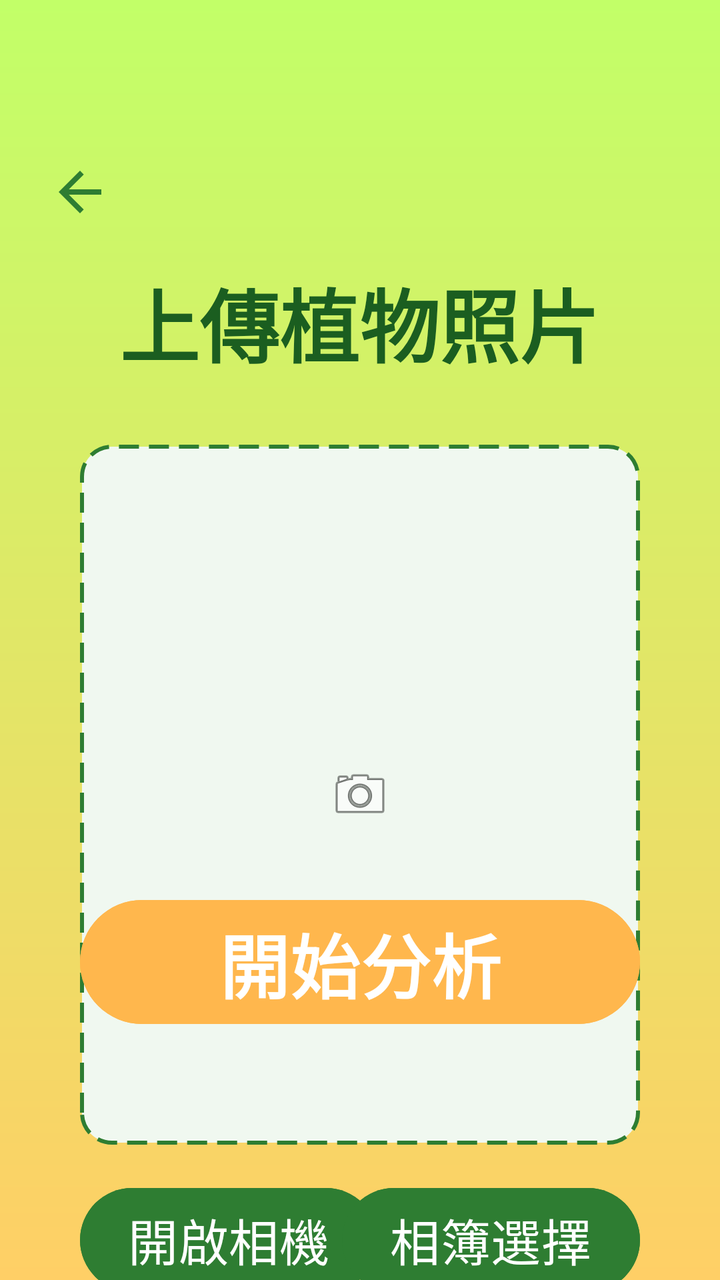
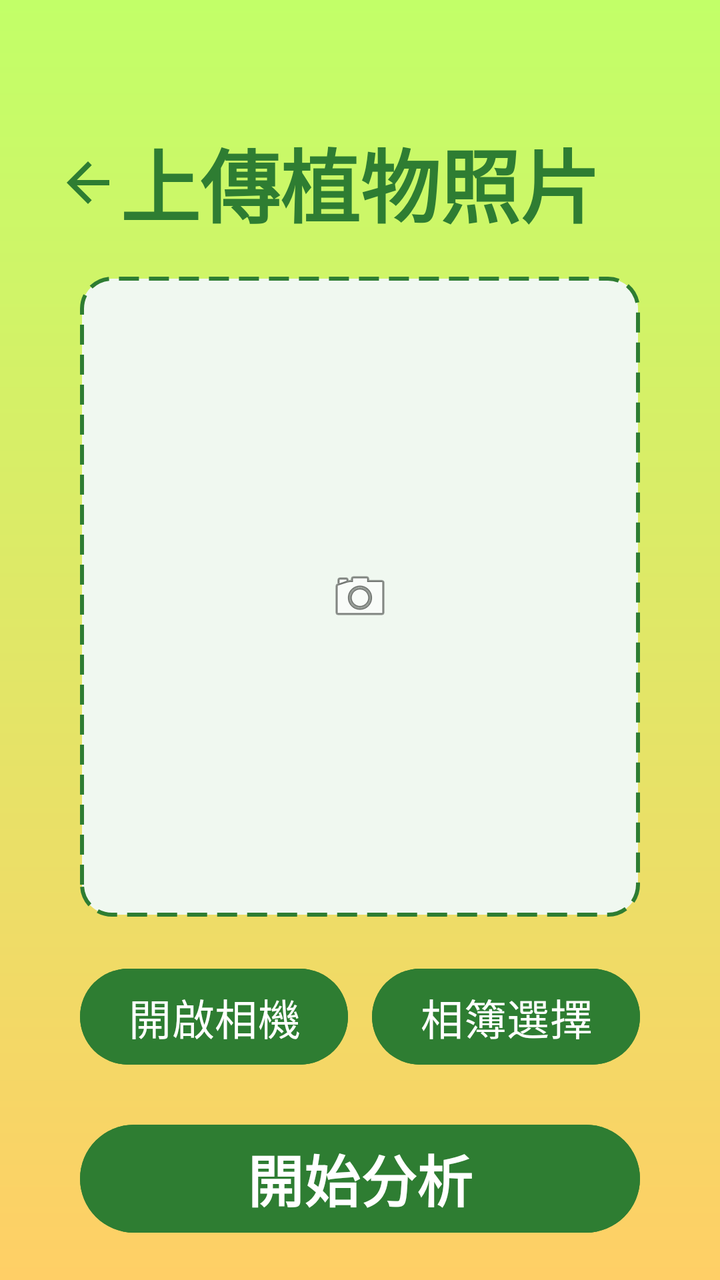

Before-and-after screenshots of an Android layout around one commit, followed by the original layout XML and the change that was made.
<!-- AndroidManifest.xml: application theme Theme.PlantDoctor -->
<!-- res/layout/activity_upload.xml -->
<?xml version="1.0" encoding="utf-8"?>
<androidx.constraintlayout.widget.ConstraintLayout
    xmlns:android="http://schemas.android.com/apk/res/android"
    xmlns:app="http://schemas.android.com/apk/res-auto"
    xmlns:tools="http://schemas.android.com/tools"
    android:layout_width="match_parent"
    android:layout_height="match_parent"
    android:background="@drawable/gradient_background"
    android:id="@+id/upload_root_layout"
    tools:context=".UploadActivity">

    <ImageView
        android:id="@+id/img_preview"
        android:layout_width="0dp"
        android:layout_height="350dp"
        android:layout_marginHorizontal="40dp"
        android:layout_marginTop="32dp"
        android:background="@drawable/bg_upload_box"
        android:scaleType="centerInside"
        android:src="@android:drawable/ic_menu_camera"
        app:layout_constraintEnd_toEndOf="parent"
        app:layout_constraintStart_toStartOf="parent"
        app:layout_constraintTop_toBottomOf="@id/tv_upload_title" />

    <TextView
        android:id="@+id/tv_upload_title"
        android:layout_width="wrap_content"
        android:layout_height="wrap_content"
        android:layout_marginTop="132dp"
        android:text="上傳植物照片"
        android:textColor="#1B5E20"
        android:textSize="40sp"
        android:textStyle="bold"
        app:layout_constraintEnd_toEndOf="parent"
        app:layout_constraintHorizontal_bias="0.497"
        app:layout_constraintStart_toStartOf="parent"
        app:layout_constraintTop_toTopOf="parent" />

    <Button
        android:id="@+id/btn_camera"
        android:layout_width="0dp"
        android:layout_height="60dp"
        android:layout_marginStart="40dp"
        android:layout_marginTop="590dp"
        android:layout_weight="1"
        android:backgroundTint="#2E7D32"
        android:text="開啟相機"
        android:textColor="#FFFFFF"
        android:textSize="25sp"
        app:cornerRadius="45dp"
        app:layout_constraintStart_toStartOf="parent"
        app:layout_constraintTop_toTopOf="parent" />

    <Button
        android:id="@+id/btn_album"
        android:layout_width="0dp"
        android:layout_height="60dp"
        android:layout_marginTop="590dp"
        android:layout_marginEnd="40dp"
        android:layout_weight="1"
        android:backgroundTint="#2E7D32"
        android:text="相簿選擇"
        android:textSize="25sp"
        android:textColor="#FFFFFF"
        app:cornerRadius="45dp"
        app:layout_constraintEnd_toEndOf="parent"
        app:layout_constraintTop_toTopOf="parent" />

    <Button
        android:id="@+id/btn_analyze"
        android:layout_width="0dp"
        android:layout_height="70dp"
        android:layout_marginBottom="124dp"
        android:backgroundTint="#FFB74D"
        android:text="開始分析"
        android:textSize="35sp"
        android:textStyle="bold"
        android:textColor="#FFFFFF"
        app:cornerRadius="60dp"
        app:layout_constraintBottom_toBottomOf="parent"
        app:layout_constraintEnd_toEndOf="@id/img_preview"
        app:layout_constraintHorizontal_bias="0.0"
        app:layout_constraintStart_toStartOf="@id/img_preview" />

    <ImageButton
        android:id="@+id/btn_back_home"
        android:layout_width="48dp"
        android:layout_height="48dp"
        android:layout_marginStart="16dp"
        android:layout_marginTop="72dp"
        android:background="?attr/selectableItemBackgroundBorderless"
        android:contentDescription="返回主頁"
        android:padding="8dp"
        android:scaleType="fitCenter"
        android:src="@drawable/ic_back"
        app:layout_constraintStart_toStartOf="parent"
        app:layout_constraintTop_toTopOf="parent"
        app:tint="#2E7D32" />

    <LinearLayout
        android:id="@+id/layout_btns"
        android:layout_width="0dp"
        android:layout_height="wrap_content"
        android:layout_marginTop="12dp"
        android:orientation="horizontal"
        app:layout_constraintEnd_toEndOf="@id/img_preview"
        app:layout_constraintHorizontal_bias="0.0"
        app:layout_constraintStart_toStartOf="@id/img_preview"
        app:layout_constraintTop_toBottomOf="@id/img_preview">

    </LinearLayout>

</androidx.constraintlayout.widget.ConstraintLayout>
<!-- resources referenced by this layout -->
<resources>
  <!-- drawable bg_upload_box (drawable) -->
  <?xml version="1.0" encoding="utf-8"?>
  <shape xmlns:android="http://schemas.android.com/apk/res/android">
      <solid android:color="#F0F8F0" /> <corners android:radius="15dp" />
      <stroke
          android:width="2dp"
          android:color="#2E7D32"
          android:dashWidth="10dp"
          android:dashGap="5dp" /> </shape>
  <!-- drawable gradient_background (drawable) -->
  <?xml version="1.0" encoding="utf-8"?>
  <shape xmlns:android="http://schemas.android.com/apk/res/android"
      android:shape="rectangle">
      <gradient
          android:startColor="#C2FF68"
          android:endColor="#FFCF66"
          android:angle="270" /> </shape>
  <!-- drawable ic_back (drawable) -->
  <vector xmlns:android="http://schemas.android.com/apk/res/android" android:autoMirrored="true" android:height="24dp" android:tint="#000000" android:viewportHeight="24" android:viewportWidth="24" android:width="24dp">
        
      <path android:fillColor="@android:color/white" android:pathData="M20,11H7.83l5.59,-5.59L12,4l-8,8 8,8 1.41,-1.41L7.83,13H20v-2z"/>
      
  </vector>
  <style name="Theme.PlantDoctor" parent="Base.Theme.PlantDoctor" />
  <style name="Base.Theme.PlantDoctor" parent="Theme.Material3.DayNight.NoActionBar">
          
          
      </style>
</resources>

<!-- the commit's change to res/layout/activity_upload.xml (unified diff, before → after) -->
@@ -1,113 +1,146 @@
 <?xml version="1.0" encoding="utf-8"?>
-<androidx.constraintlayout.widget.ConstraintLayout
+<androidx.core.widget.NestedScrollView
     xmlns:android="http://schemas.android.com/apk/res/android"
     xmlns:app="http://schemas.android.com/apk/res-auto"
     xmlns:tools="http://schemas.android.com/tools"
+    android:id="@+id/upload_scroll_view"
     android:layout_width="match_parent"
     android:layout_height="match_parent"
+    android:fillViewport="true"
     android:background="@drawable/gradient_background"
-    android:id="@+id/upload_root_layout"
     tools:context=".UploadActivity">
 
-    <ImageView
-        android:id="@+id/img_preview"
-        android:layout_width="0dp"
-        android:layout_height="350dp"
-        android:layout_marginHorizontal="40dp"
-        android:layout_marginTop="32dp"
-        android:background="@drawable/bg_upload_box"
-        android:scaleType="centerInside"
-        android:src="@android:drawable/ic_menu_camera"
-        app:layout_constraintEnd_toEndOf="parent"
-        app:layout_constraintStart_toStartOf="parent"
-        app:layout_constraintTop_toBottomOf="@id/tv_upload_title" />
+    <androidx.constraintlayout.widget.ConstraintLayout
+        android:id="@+id/upload_root_layout"
+        android:layout_width="match_parent"
+        android:layout_height="wrap_content"
+        android:paddingBottom="32dp">
 
-    <TextView
-        android:id="@+id/tv_upload_title"
-        android:layout_width="wrap_content"
-        android:layout_height="wrap_content"
-        android:layout_marginTop="132dp"
-        android:text="上傳植物照片"
-        android:textColor="#1B5E20"
-        android:textSize="40sp"
-        android:textStyle="bold"
-        app:layout_constraintEnd_toEndOf="parent"
-        app:layout_constraintHorizontal_bias="0.497"
-        app:layout_constraintStart_toStartOf="parent"
-        app:layout_constraintTop_toTopOf="parent" />
+        
+        <androidx.constraintlayout.widget.Guideline
+            android:id="@+id/guideline_top"
+            android:layout_width="wrap_content"
+            android:layout_height="wrap_content"
+            android:orientation="horizontal"
+            app:layout_constraintGuide_percent="0.1" />
 
-    <Button
-        android:id="@+id/btn_camera"
-        android:layout_width="0dp"
-        android:layout_height="60dp"
-        android:layout_marginStart="40dp"
-        android:layout_marginTop="590dp"
-        android:layout_weight="1"
-        android:backgroundTint="#2E7D32"
-        android:text="開啟相機"
-        android:textColor="#FFFFFF"
-        android:textSize="25sp"
-        app:cornerRadius="45dp"
-        app:layout_constraintStart_toStartOf="parent"
-        app:layout_constraintTop_toTopOf="parent" />
+        
+        <ImageButton
+            android:id="@+id/btn_back_home"
+            android:layout_width="48dp"
+            android:layout_height="48dp"
+            android:layout_marginStart="20dp"
+            android:background="?attr/selectableItemBackgroundBorderless"
+            android:contentDescription="返回主頁"
+            android:padding="8dp"
+            android:scaleType="fitCenter"
+            android:src="@drawable/ic_back"
+            app:layout_constraintBottom_toBottomOf="@id/tv_upload_title"
+            app:layout_constraintStart_toStartOf="parent"
+            app:layout_constraintTop_toTopOf="@id/tv_upload_title"
+            app:tint="#2E7D32" />
 
-    <Button
-        android:id="@+id/btn_album"
-        android:layout_width="0dp"
-        android:layout_height="60dp"
-        android:layout_marginTop="590dp"
-        android:layout_marginEnd="40dp"
-        android:layout_weight="1"
-        android:backgroundTint="#2E7D32"
-        android:text="相簿選擇"
-        android:textSize="25sp"
-        android:textColor="#FFFFFF"
-        app:cornerRadius="45dp"
-        app:layout_constraintEnd_toEndOf="parent"
-        app:layout_constraintTop_toTopOf="parent" />
+        
+        <TextView
+            android:id="@+id/tv_upload_title"
+            android:layout_width="0dp"
+            android:layout_height="wrap_content"
+            android:layout_marginHorizontal="40dp"
+            android:gravity="center"
+            android:maxLines="1"
+            android:text="上傳植物照片"
+            android:textColor="@color/app_main_text"
+            android:textSize="40sp"
+            android:textStyle="bold"
+            app:autoSizeMaxTextSize="40sp"
+            app:autoSizeMinTextSize="18sp"
+            app:autoSizeTextType="uniform"
+            app:layout_constraintEnd_toEndOf="parent"
+            app:layout_constraintStart_toStartOf="parent"
+            app:layout_constraintTop_toTopOf="@id/guideline_top" />
 
-    <Button
-        android:id="@+id/btn_analyze"
-        android:layout_width="0dp"
-        android:layout_height="70dp"
-        android:layout_marginBottom="124dp"
-        android:backgroundTint="#FFB74D"
-        android:text="開始分析"
-        android:textSize="35sp"
-        android:textStyle="bold"
-        android:textColor="#FFFFFF"
-        app:cornerRadius="60dp"
-        app:layout_constraintBottom_toBottomOf="parent"
-        app:layout_constraintEnd_toEndOf="@id/img_preview"
-        app:layout_constraintHorizontal_bias="0.0"
-        app:layout_constraintStart_toStartOf="@id/img_preview" />
+        
+        <ImageView
+            android:id="@+id/img_preview"
+            android:layout_width="0dp"
+            android:layout_height="320dp"
+            android:layout_marginHorizontal="40dp"
+            android:layout_marginTop="18dp"
+            android:background="@drawable/bg_upload_box"
+            android:scaleType="centerInside"
+            android:src="@android:drawable/ic_menu_camera"
+            app:layout_constraintEnd_toEndOf="parent"
+            app:layout_constraintStart_toStartOf="parent"
+            app:layout_constraintTop_toBottomOf="@id/tv_upload_title" />
 
-    <ImageButton
-        android:id="@+id/btn_back_home"
-        android:layout_width="48dp"
-        android:layout_height="48dp"
-        android:layout_marginStart="16dp"
-        android:layout_marginTop="72dp"
-        android:background="?attr/selectableItemBackgroundBorderless"
-        android:contentDescription="返回主頁"
-        android:padding="8dp"
-        android:scaleType="fitCenter"
-        android:src="@drawable/ic_back"
-        app:layout_constraintStart_toStartOf="parent"
-        app:layout_constraintTop_toTopOf="parent"
-        app:tint="#2E7D32" />
+        
+        <LinearLayout
+            android:id="@+id/layout_btns"
+            android:layout_width="0dp"
+            android:layout_height="wrap_content"
+            android:layout_marginHorizontal="40dp"
+            android:layout_marginTop="22dp"
+            android:orientation="horizontal"
+            app:layout_constraintEnd_toEndOf="parent"
+            app:layout_constraintStart_toStartOf="parent"
+            app:layout_constraintTop_toBottomOf="@id/img_preview">
 
-    <LinearLayout
-        android:id="@+id/layout_btns"
-        android:layout_width="0dp"
-        android:layout_height="wrap_content"
-        android:layout_marginTop="12dp"
-        android:orientation="horizontal"
-        app:layout_constraintEnd_toEndOf="@id/img_preview"
-        app:layout_constraintHorizontal_bias="0.0"
-        app:layout_constraintStart_toStartOf="@id/img_preview"
-        app:layout_constraintTop_toBottomOf="@id/img_preview">
+            <Button
+                android:id="@+id/btn_camera"
+                android:layout_width="0dp"
+                android:layout_height="56dp"
+                android:layout_marginEnd="6dp"
+                android:layout_weight="1"
+                android:backgroundTint="#2E7D32"
+                android:gravity="center"
+                android:maxLines="1"
+                android:text="開啟相機"
+                android:textColor="#FFFFFF"
+                android:textSize="22sp"
+                app:autoSizeMaxTextSize="22sp"
+                app:autoSizeMinTextSize="12sp"
+                app:autoSizeTextType="uniform"
+                app:cornerRadius="28dp" />
 
-    </LinearLayout>
+            <Button
+                android:id="@+id/btn_album"
+                android:layout_width="0dp"
+                android:layout_height="56dp"
+                android:layout_marginStart="6dp"
+                android:layout_weight="1"
+                android:backgroundTint="#2E7D32"
+                android:gravity="center"
+                android:maxLines="1"
+                android:text="相簿選擇"
+                android:textColor="#FFFFFF"
+                android:textSize="22sp"
+                app:autoSizeMaxTextSize="22sp"
+                app:autoSizeMinTextSize="12sp"
+                app:autoSizeTextType="uniform"
+                app:cornerRadius="28dp" />
+        </LinearLayout>
 
-</androidx.constraintlayout.widget.ConstraintLayout>
+        
+        <Button
+            android:id="@+id/btn_analyze"
+            android:layout_width="0dp"
+            android:layout_height="62dp"
+            android:layout_marginHorizontal="40dp"
+            android:layout_marginTop="22dp"
+            android:backgroundTint="#2E7D32"
+            android:gravity="center"
+            android:maxLines="1"
+            android:text="開始分析"
+            android:textColor="#FFFFFF"
+            android:textSize="28sp"
+            android:textStyle="bold"
+            app:autoSizeMaxTextSize="28sp"
+            app:autoSizeMinTextSize="14sp"
+            app:autoSizeTextType="uniform"
+            app:cornerRadius="31dp"
+            app:layout_constraintEnd_toEndOf="parent"
+            app:layout_constraintStart_toStartOf="parent"
+            app:layout_constraintTop_toBottomOf="@id/layout_btns" />
+
+    </androidx.constraintlayout.widget.ConstraintLayout>
+</androidx.core.widget.NestedScrollView>
<!-- resource entries referenced after the edit -->
@@ -1,5 +1,6 @@
 <!-- resources referenced by this layout -->
 <resources>
+  <color name="app_main_text">#2E7D32</color>
   <!-- drawable bg_upload_box (drawable) -->
   <?xml version="1.0" encoding="utf-8"?>
   <shape xmlns:android="http://schemas.android.com/apk/res/android">
